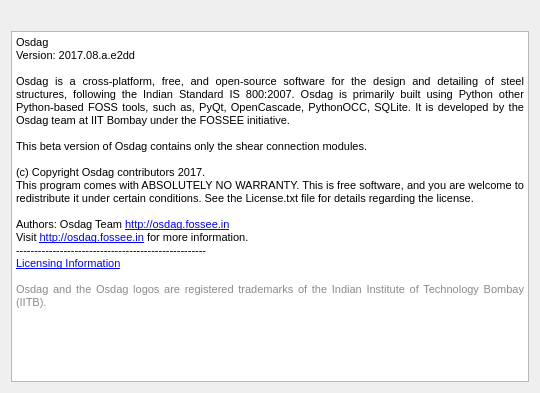
Qt form Connections/Shear/Finplate/ui_about_osdag.ui (GreatDevelopers/osdag-core) before a commit.
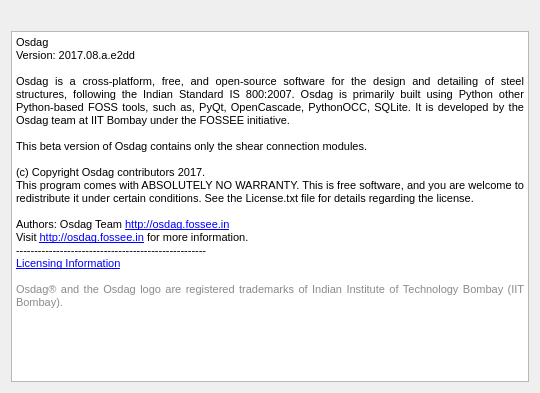
The same form after that commit. Icons and pictures are not drawn.

Commit message: Fix: add trademark reg.

The edit to the form file:
```diff
--- a/Connections/Shear/Finplate/ui_about_osdag.ui
+++ b/Connections/Shear/Finplate/ui_about_osdag.ui
@@ -35,7 +35,7 @@
       <string>&lt;!DOCTYPE HTML PUBLIC &quot;-//W3C//DTD HTML 4.0//EN&quot; &quot;http://www.w3.org/TR/REC-html40/strict.dtd&quot;&gt;
 &lt;html&gt;&lt;head&gt;&lt;meta name=&quot;qrichtext&quot; content=&quot;1&quot; /&gt;&lt;style type=&quot;text/css&quot;&gt;
 p, li { white-space: pre-wrap; }
-&lt;/style&gt;&lt;/head&gt;&lt;body style=&quot; font-family:'Arial'; font-size:7.5pt; font-weight:400; font-style:normal;&quot;&gt;
+&lt;/style&gt;&lt;/head&gt;&lt;body style=&quot; font-family:'Arial'; font-size:7.8pt; font-weight:400; font-style:normal;&quot;&gt;
 &lt;p style=&quot; margin-top:0px; margin-bottom:0px; margin-left:0px; margin-right:0px; -qt-block-indent:0; text-indent:0px;&quot;&gt;&lt;span style=&quot; font-family:'monospace, monospace'; font-size:8pt;&quot;&gt;Osdag &lt;/span&gt;&lt;/p&gt;
 &lt;p align=&quot;justify&quot; style=&quot; margin-top:0px; margin-bottom:0px; margin-left:0px; margin-right:0px; -qt-block-indent:0; text-indent:0px;&quot;&gt;&lt;span style=&quot; font-family:'MS Shell Dlg 2'; font-size:8pt;&quot;&gt;Version: 2017.08.a.e2dd&lt;/span&gt;&lt;/p&gt;
 &lt;p align=&quot;justify&quot; style=&quot;-qt-paragraph-type:empty; margin-top:0px; margin-bottom:0px; margin-left:0px; margin-right:0px; -qt-block-indent:0; text-indent:0px; font-family:'MS Shell Dlg 2'; font-size:8pt;&quot;&gt;&lt;br /&gt;&lt;/p&gt;
@@ -51,7 +51,7 @@
 &lt;p align=&quot;justify&quot; style=&quot; margin-top:0px; margin-bottom:0px; margin-left:0px; margin-right:0px; -qt-block-indent:0; text-indent:0px;&quot;&gt;&lt;span style=&quot; font-family:'MS Shell Dlg 2'; font-size:8pt;&quot;&gt;----------------------------------------------------&lt;/span&gt;&lt;/p&gt;
 &lt;p align=&quot;justify&quot; style=&quot; margin-top:0px; margin-bottom:0px; margin-left:0px; margin-right:0px; -qt-block-indent:0; text-indent:0px;&quot;&gt;&lt;a href=&quot;ResourceFiles\License\License-dependencies.txt&quot;&gt;&lt;span style=&quot; font-size:8pt; text-decoration: underline; color:#0000ff;&quot;&gt;Licensing Information&lt;/span&gt;&lt;/a&gt;&lt;/p&gt;
 &lt;p style=&quot;-qt-paragraph-type:empty; margin-top:0px; margin-bottom:0px; margin-left:0px; margin-right:0px; -qt-block-indent:0; text-indent:0px; font-size:8pt; text-decoration: underline; color:#0000ff;&quot;&gt;&lt;br /&gt;&lt;/p&gt;
-&lt;p align=&quot;justify&quot; style=&quot; margin-top:0px; margin-bottom:0px; margin-left:0px; margin-right:0px; -qt-block-indent:0; text-indent:0px;&quot;&gt;&lt;span style=&quot; font-family:'MS Shell Dlg 2'; font-size:8pt; color:#8a8a8a;&quot;&gt;Osdag and the Osdag logos are registered trademarks of the Indian Institute of Technology Bombay (IITB).&lt;/span&gt;&lt;/p&gt;&lt;/body&gt;&lt;/html&gt;</string>
+&lt;p align=&quot;justify&quot; style=&quot; margin-top:0px; margin-bottom:0px; margin-left:0px; margin-right:0px; -qt-block-indent:0; text-indent:0px;&quot;&gt;&lt;span style=&quot; font-family:'MS Shell Dlg 2'; font-size:8pt; color:#8a8a8a;&quot;&gt;Osdag&lt;/span&gt;&lt;span style=&quot; font-family:'arial,sans-serif'; font-size:8pt; color:#8a8a8a;&quot;&gt;®&lt;/span&gt;&lt;span style=&quot; font-family:'MS Shell Dlg 2'; font-size:8pt; color:#8a8a8a;&quot;&gt; and the Osdag logo are registered trademarks of Indian Institute of Technology Bombay (IIT Bombay).&lt;/span&gt;&lt;/p&gt;&lt;/body&gt;&lt;/html&gt;</string>
      </property>
      <property name="openExternalLinks">
       <bool>true</bool>
```
The commit also changes 9 other files.
